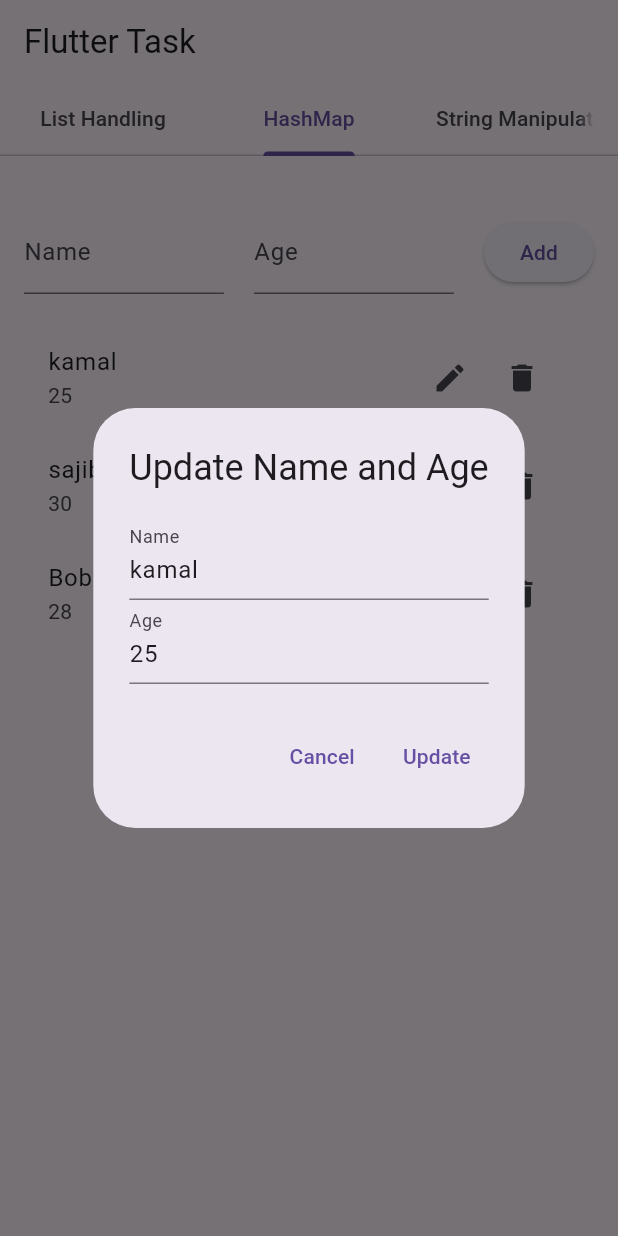
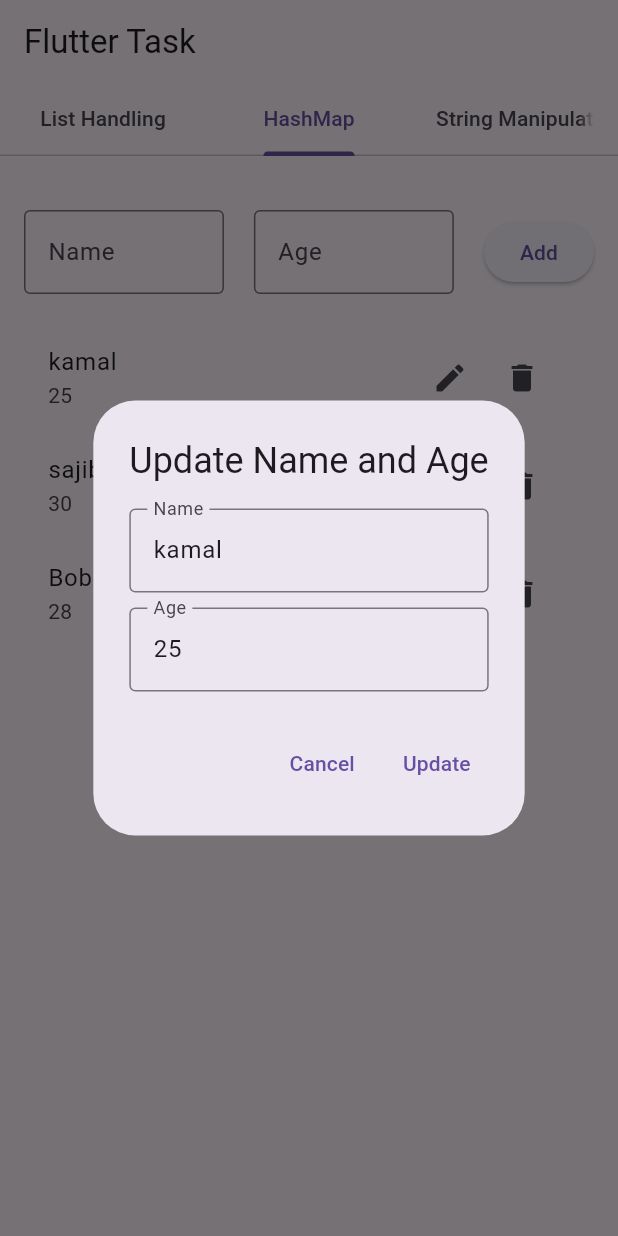
Before and after one commit to massumm/flutter_task, a Flutter app: the screen it shows after launch, tab 2 chosen, after a tap on the "edit" icon, on a phone screen of 412 x 824 dp. Run offline on Flutter 3.47's test engine with Material 3 defaults, Android fonts, the phone set to English and light mode, and no system bars.

Commit message:
-changes textfield design -string validation text changes

```diff
--- a/lib/Constant.dart
+++ b/lib/Constant.dart
@@ -11,7 +11,7 @@ class Constants {
   static const String manipulatedString = "Manipulated String:";
   static const String manipulate_target_char = "a";
   static const String manipulatedString_enter_string = "Enter a String";
-  static const String empty_warning_txt = "Textfield is empty";
+  static const String empty_warning_txt = "Invalid textfield";
   static const String popup_title_txt = "Delete Confirmation";
   static const String popup_description_txt = 'Are you sure you want to delete ?';
   static const String update_popup_title = 'Update Name and Age';
--- a/lib/main.dart
+++ b/lib/main.dart
@@ -2,6 +2,7 @@ import 'package:flutter/material.dart';
 import 'package:flutter_task/ui/Hash_map.dart';
 import 'package:flutter_task/ui/List_handling.dart';
 import 'package:flutter_task/ui/String_manipulation.dart';
+
 import '../Constant.dart';
 
 void main() {
@@ -12,6 +13,7 @@ class MyApp extends StatelessWidget {
   @override
   Widget build(BuildContext context) {
     return MaterialApp(
+      debugShowCheckedModeBanner: false,
       home: HomeScreen(),
     );
   }
--- a/lib/ui/Hash_map.dart
+++ b/lib/ui/Hash_map.dart
@@ -32,7 +32,9 @@ class _HashMapTabState extends State<HashMapTab> {
               Expanded(
                 child: TextField(
                   controller: _nameController,
+                  obscureText: true,
                   decoration: const InputDecoration(
+                      border: OutlineInputBorder(),
                       labelText: Constants.hashmap_name_txt),
                 ),
               ),
@@ -41,7 +43,9 @@ class _HashMapTabState extends State<HashMapTab> {
                 child: TextField(
                   controller: _ageController,
                   keyboardType: TextInputType.number,
+                  obscureText: true,
                   decoration: const InputDecoration(
+                      border: OutlineInputBorder(),
                       labelText: Constants.hashmap_age_txt),
                 ),
               ),
@@ -128,14 +132,19 @@ class _HashMapTabState extends State<HashMapTab> {
                   TextField(
                     controller: nameController,
                     decoration: InputDecoration(
+                        border: OutlineInputBorder(),
                         labelText: 'Name',
                         errorText:
                             _validateName ? 'Name cannot be empty' : null),
+                  ),
+                  SizedBox(
+                    height: 10,
                   ),
                   TextField(
                     controller: ageController,
                     keyboardType: TextInputType.number,
                     decoration: InputDecoration(
+                        border: OutlineInputBorder(),
                         labelText: 'Age',
                         errorText: _validateAge ? 'Age cannot be empty' : null),
                   ),
--- a/lib/ui/List_handling.dart
+++ b/lib/ui/List_handling.dart
@@ -47,8 +47,12 @@ class _List_handling_TabState extends State<List_handling_Tab> {
     return Scaffold(
       body: Column(
         children: [
-          TextField(
+          Padding(
+            padding: const EdgeInsets.all(8.0),
+            child: TextField(
+              obscureText: true,
               decoration: const InputDecoration(
+                  border: OutlineInputBorder(),
                   labelText: Constants.list_handling_inpt_txt),
               onChanged: (value) {
                 userInput = value;
@@ -56,6 +60,7 @@ class _List_handling_TabState extends State<List_handling_Tab> {
               onSubmitted: (_) {
                 addItem();
               },
+            ),
           ),
           ElevatedButton(
             onPressed: addItem,
--- a/lib/ui/String_manipulation.dart
+++ b/lib/ui/String_manipulation.dart
@@ -21,6 +21,7 @@ class _StringManipulationTabState extends State<StringManipulationTab> {
           TextField(
             controller: _inputController,
             decoration: const InputDecoration(
+                border: OutlineInputBorder(),
                 labelText: Constants.manipulatedString_enter_string),
           ),
           const SizedBox(height: 20),
```
Lines whose indentation alone changed are shown as unchanged.
